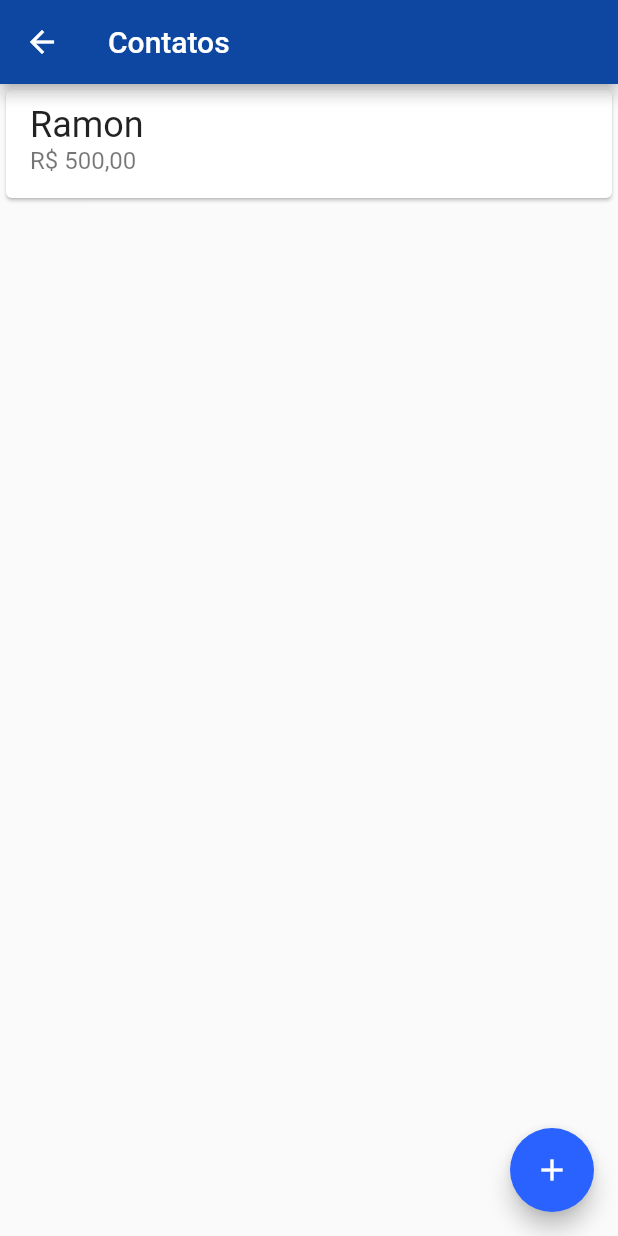
After one commit to ramonsl/flutter_bank, a Flutter app: the screen it shows after launch, after a tap on "Contatos", on a phone screen of 412 x 824 dp. The commit adds this screen. Run offline on Flutter 3.47's test engine with Material 2 defaults, Android fonts, the phone set to English and light mode, and no system bars.

Commit message:
Telas para aula

```diff
--- /dev/null
+++ b/lib/telas/contatos_lista.dart
@@ -0,0 +1,41 @@
+import 'package:flutter/material.dart';
+import 'package:flutter_bank/telas/form_contato.dart';
+
+class Contatos_lista extends StatelessWidget {
+  @override
+  Widget build(BuildContext context) {
+    return Scaffold(
+      appBar: AppBar(
+        title: Text("Contatos"),
+      ),
+      body: ListView(
+        children: <Widget>[
+          Card(
+            child: ListTile(
+              title: Text(
+                "Ramon",
+                style: TextStyle(fontSize: 24),
+              ),
+              subtitle: Text(
+                "R\$ 500,00",
+                style: TextStyle(fontSize: 16),
+              ),
+            ),
+          )
+        ],
+      ),
+      floatingActionButton: FloatingActionButton(
+        onPressed: () {
+          Navigator.of(context).push(
+            MaterialPageRoute(
+              builder: (context) => ContatoForm(),
+            ),
+          ).then((novoContato) => debugPrint(novoContato.toString()));
+        },
+        child: Icon(
+          Icons.add,
+        ),
+      ),
+    );
+  }
+}
--- /dev/null
+++ b/lib/telas/dash.dart
@@ -0,0 +1,57 @@
+
+import 'package:flutter/material.dart';
+import 'package:flutter_bank/telas/contatos_lista.dart';
+
+class Dash extends StatelessWidget {
+  @override
+  Widget build(BuildContext context) {
+    return Scaffold(
+      appBar: AppBar(
+        title: Text("Flutter Bank"),
+      ),
+      body: Column(
+        mainAxisAlignment: MainAxisAlignment.spaceBetween,
+        crossAxisAlignment: CrossAxisAlignment.start,
+        children: <Widget>[
+          // Image.network("https://cdn.pixabay.com/photo/2015/10/14/18/43/bank-988164_960_720.png")
+          Padding(
+            padding: const EdgeInsets.all(8.0),
+            child: Image.asset("images/bank.png"),
+          ),
+          Padding(
+            padding: const EdgeInsets.all(8.0),
+            child: Material(
+              color: Theme.of(context).primaryColor,
+              child: InkWell(  //GestureDetector
+                onTap: (){
+                  Navigator.of(context).push(
+                      MaterialPageRoute(builder: (context) => Contatos_lista(),));
+                },
+                child: Container(
+                  color: Theme.of(context).primaryColor,
+                  height: 100,
+                  width: 150,
+                  child: Column(
+                    mainAxisAlignment: MainAxisAlignment.spaceBetween,
+                    crossAxisAlignment: CrossAxisAlignment.start,
+                    children: <Widget>[
+                      Icon(
+                        Icons.people,
+                        color: Colors.white,
+                        size: 32,
+                      ),
+                      Text("Contatos", style: TextStyle(
+                          color: Colors.white,
+                          fontSize: 16
+                      ),)
+                    ],
+                  ),
+                ),
+              ),
+            ),
+          )
+        ],
+      ),
+    );
+  }
+}
```
Also changed, not shown: lib/main.dart (+3 -46 lines), lib/models/contato.dart (added, +11 -0 lines).
